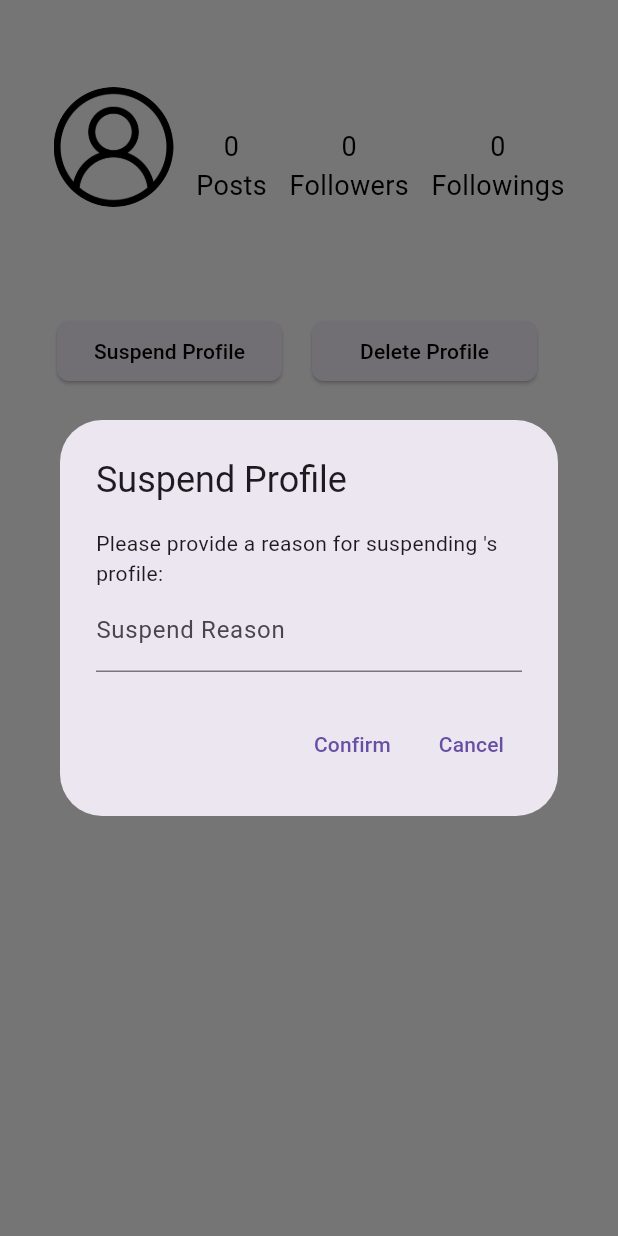
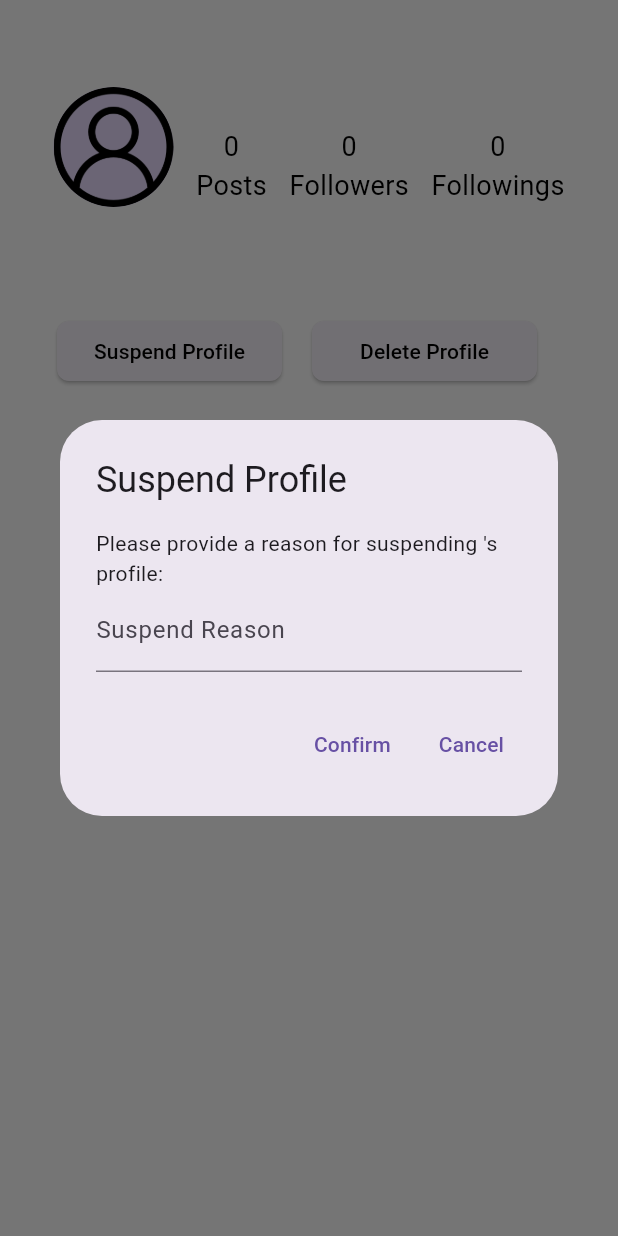
Before and after one commit to SumanTanwar/SocialTrails_Flutter, a Flutter app: the AdminUserDetailManageScreen screen opened directly, after a tap on "Suspend Profile", on a phone screen of 412 x 824 dp. Run offline on Flutter 3.47's test engine with Material 3 defaults, Android fonts, the phone set to English and light mode, and no system bars; our stand-ins replace connectivity_plus, firebase_auth, firebase_core, firebase_database, firebase_storage, google_maps_flutter and 3 more; accounts and stored records are empty.

Commit message:
changes in admin user manage

```diff
--- a/lib/Adminpanel/adminusermanage.dart
+++ b/lib/Adminpanel/adminusermanage.dart
@@ -3,6 +3,9 @@ import 'package:socialtrailsapp/Interface/OperationCallback.dart';
 import 'package:socialtrailsapp/Utility/SessionManager.dart';
 import 'package:socialtrailsapp/Utility/UserService.dart';
 import 'package:socialtrailsapp/ModelData/Users.dart';
+import '../Interface/DataOperationCallback.dart';
+import '../ModelData/UserPost.dart';
+import '../Utility/UserPostService.dart';
 import '../Utility/Utils.dart';
 
 class AdminUserDetailManageScreen extends StatefulWidget {
@@ -19,6 +22,8 @@ class _AdminUserDetailManageScreenState extends State<AdminUserDetailManageScree
   bool isLoading = true;
   final UserService userService = UserService();
   String deleteProfileStatus = "";
+  List<String> _postImages = [];
+  int postsCount = 0;
   @override
   void initState() {
     super.initState();
@@ -27,7 +32,8 @@ class _AdminUserDetailManageScreenState extends State<AdminUserDetailManageScree
 
   Future<void> _fetchUserDetails() async {
     user = await userService.adminGetUserByID(widget.userId);
-    print("suspend ${user?.suspendedreason}");
+
+    _fetchUserPosts(widget.userId);
     if(user?.admindeleted == true)
       {
         deleteProfileStatus = "Deleted profile by admin on :  ${user?.admindeletedon}";
@@ -36,7 +42,35 @@ class _AdminUserDetailManageScreenState extends State<AdminUserDetailManageScree
       isLoading = false;
     });
   }
+  Future<void> _fetchUserPosts(String userId) async {
+    print("function call");
+    // Get the user ID
+    UserPostService userPostService = UserPostService();
+    print("uuserid : $userId");
 
+    await userPostService.getAllUserPost(userId, DataOperationCallback<List<UserPost>>(
+      onSuccess: (posts) {
+
+        //print("posts count : $count");
+        setState(() {
+
+          _postImages = posts
+              .map((post) => (post.uploadedImageUris?.isNotEmpty == true)
+              ? post.uploadedImageUris![0]
+              : null)
+              .where((image) => image != null)
+              .cast<String>()
+              .toList();
+
+          postsCount = _postImages.length;
+        });
+      },
+      onFailure: (error) {
+        // Handle error
+        print("Failed to fetch posts: $error");
+      },
+    ));
+  }
   void _showSuspendDialog() {
     final reasonController = TextEditingController();
 
@@ -139,6 +173,7 @@ class _AdminUserDetailManageScreenState extends State<AdminUserDetailManageScree
 
   @override
   Widget build(BuildContext context) {
+
     return Scaffold(
       body: Padding(
         padding: const EdgeInsets.all(8.0),
@@ -152,32 +187,22 @@ class _AdminUserDetailManageScreenState extends State<AdminUserDetailManageScree
                 mainAxisAlignment: MainAxisAlignment.center,
                 children: [
                   Column(
-                    mainAxisAlignment: MainAxisAlignment.center,
                     children: [
-                      Container(
-                        width: 80,
-                        height: 80,
-                        decoration: BoxDecoration(
-                          shape: BoxShape.circle,
-                          image: DecorationImage(
-                            image: AssetImage('assets/user.png'),
-                            fit: BoxFit.cover,
-                          ),
-                        ),
+                      CircleAvatar(
+                        radius: 40,
+                        backgroundImage: (user?.profilepicture != null && user!.profilepicture.isNotEmpty)
+                            ? NetworkImage(user!.profilepicture)
+                            : AssetImage('assets/user.png') as ImageProvider,
                       ),
                       SizedBox(height: 5),
                       Text(
                         user?.username ?? 'Unknown User',
-                        style: TextStyle(
-                          color: Colors.black,
-                          fontSize: 15,
-                          fontWeight: FontWeight.bold,
-                        ),
+                        style: TextStyle(fontSize: 15, fontWeight: FontWeight.bold),
                       ),
                     ],
                   ),
                   SizedBox(width: 15),
-                  ProfileStat(count: '0', label: 'Posts'),
+                  ProfileStat(count: postsCount.toString(), label: 'Posts'),
                   SizedBox(width: 15),
                   ProfileStat(count: '0', label: 'Followers'),
                   SizedBox(width: 15),
@@ -234,7 +259,34 @@ class _AdminUserDetailManageScreenState extends State<AdminUserDetailManageScree
                   ),
                 ],
               ),
-    ]
+    ],
+              SizedBox(height: 10),
+              _postImages.isNotEmpty
+                  ? Expanded(
+                child: GridView.builder(
+                  gridDelegate: SliverGridDelegateWithFixedCrossAxisCount(
+                    crossAxisCount: 3, // Adjust as needed
+                    childAspectRatio: 1,
+                    // crossAxisSpacing: 1,
+                    //mainAxisSpacing: 8,
+                  ),
+                  itemCount: _postImages.length,
+                  itemBuilder: (context, index) {
+                    return Container(
+                      decoration: BoxDecoration(
+                        //borderRadius: BorderRadius.circular(8),
+                        border: Border.all(color: Colors.grey, width: 1),
+                        image: DecorationImage(
+                          image: NetworkImage(_postImages[index].toString()),
+                          fit: BoxFit.cover,
+                        ),
+                      ),
+                    );
+                  },
+                ),
+              )
+                  : SizedBox(),
+
             ],
           ),
         ),
@@ -286,7 +338,7 @@ class UserDetailText extends StatelessWidget {
         ? Container(
       color: backgroundColor,
       alignment: Alignment.centerLeft,
-      padding: EdgeInsets.only(left: 30),
+      padding: EdgeInsets.only(left: 10),
       child: Text(
         label,
         style: TextStyle(fontSize: 12, color: textColor),
--- a/lib/viewprofile.dart
+++ b/lib/viewprofile.dart
@@ -123,7 +123,7 @@ class _ViewProfileScreenState extends State<ViewProfileScreen> {
                   crossAxisCount: 3, // Adjust as needed
                   childAspectRatio: 1,
                 // crossAxisSpacing: 1,
-                  mainAxisSpacing: 8,
+                 // mainAxisSpacing: 8,
                 ),
                 itemCount: _postImages.length,
                 itemBuilder: (context, index) {
```
Also changed, not shown: lib/Adminpanel/adminuserlist.dart (+39 -0 lines), lib/ModelData/Users.dart (+9 -2 lines).
